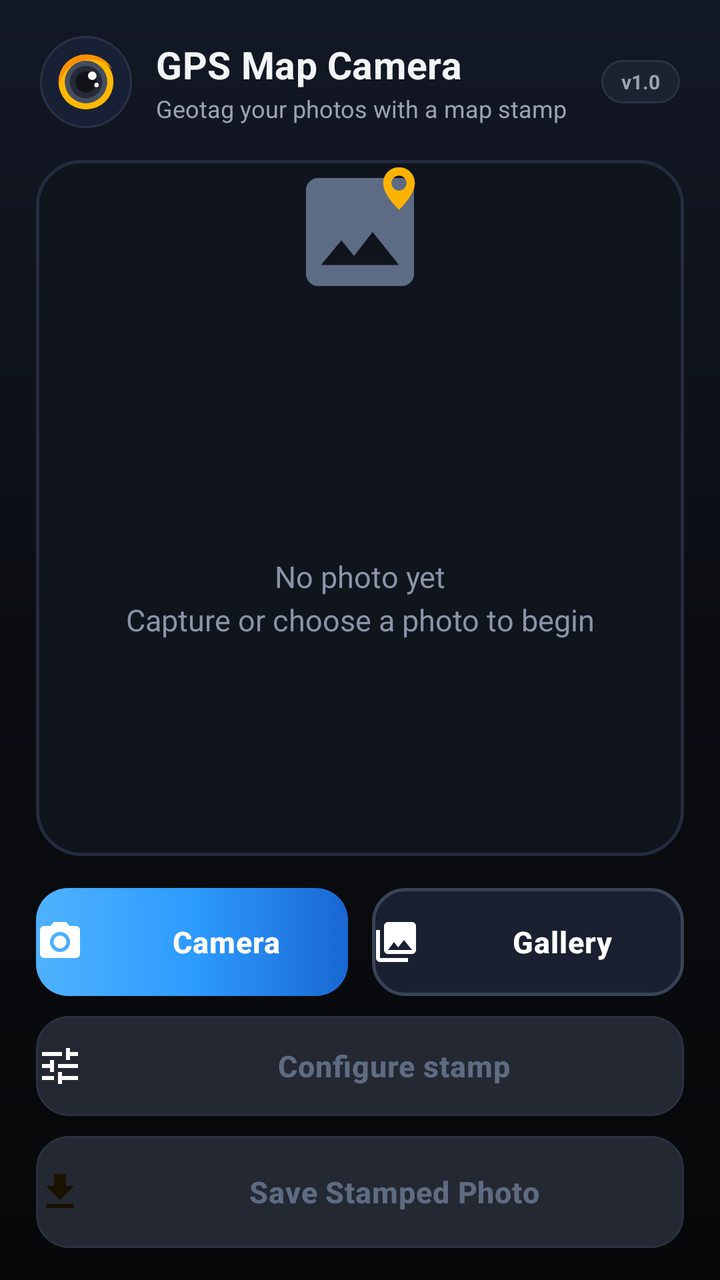
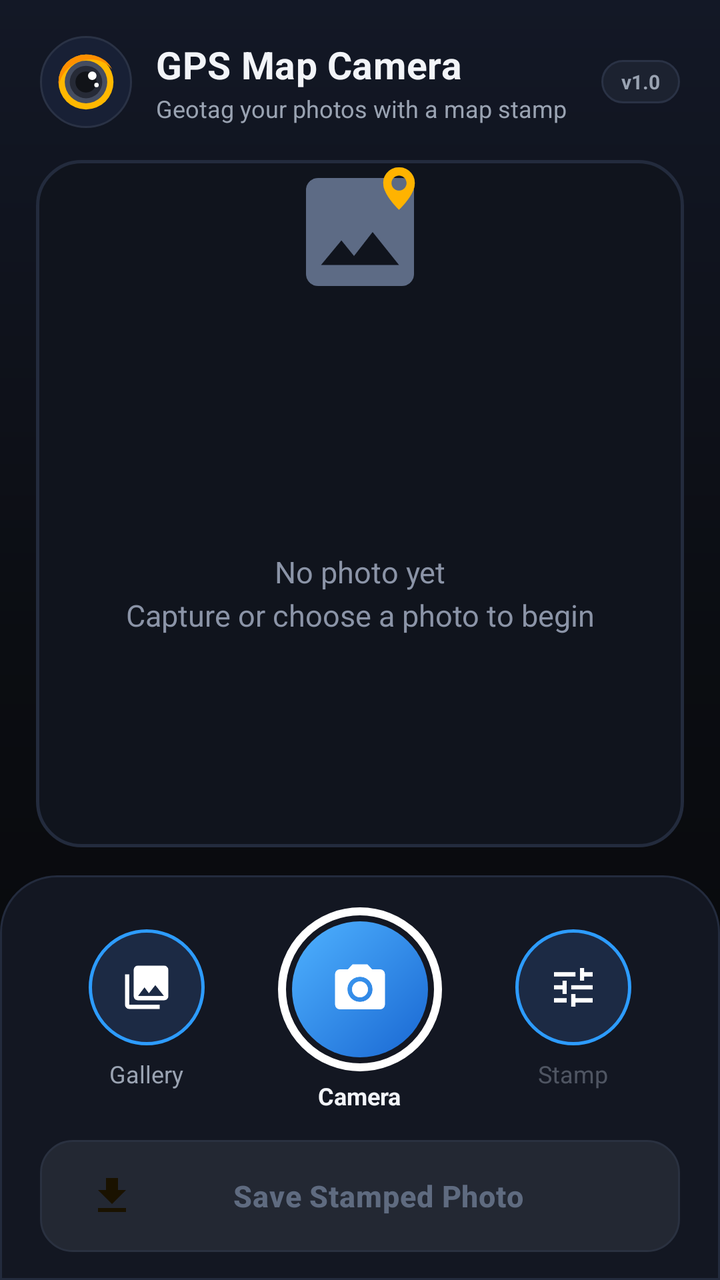

An Android layout rendered at two revisions. The XML below is the earlier revision; the diff shows what the commit changed to produce the second picture.
<!-- AndroidManifest.xml: application theme Theme.GpsMapCamera -->
<!-- res/layout/activity_main.xml -->
<?xml version="1.0" encoding="utf-8"?>
<LinearLayout xmlns:android="http://schemas.android.com/apk/res/android"
    android:layout_width="match_parent"
    android:layout_height="match_parent"
    android:orientation="vertical"
    android:gravity="center_horizontal">

    
    <LinearLayout
        android:layout_width="match_parent"
        android:layout_height="wrap_content"
        android:orientation="horizontal"
        android:gravity="center_vertical"
        android:paddingStart="20dp"
        android:paddingEnd="20dp"
        android:paddingTop="18dp"
        android:paddingBottom="14dp">

        <FrameLayout
            android:layout_width="46dp"
            android:layout_height="46dp"
            android:background="@drawable/bg_logo_ring">

            
            <ImageView
                android:layout_width="30dp"
                android:layout_height="30dp"
                android:layout_gravity="center"
                android:contentDescription="@string/app_name"
                android:src="@drawable/ic_gps_camera_lens_logo" />
        </FrameLayout>

        <LinearLayout
            android:layout_width="0dp"
            android:layout_height="wrap_content"
            android:layout_weight="1"
            android:layout_marginStart="12dp"
            android:orientation="vertical">

            <TextView
                android:layout_width="wrap_content"
                android:layout_height="wrap_content"
                android:text="@string/app_name"
                android:textColor="@color/text_bright"
                android:textSize="19sp"
                android:textStyle="bold"
                android:letterSpacing="0.01" />

            <TextView
                android:layout_width="wrap_content"
                android:layout_height="wrap_content"
                android:layout_marginTop="1dp"
                android:text="Geotag your photos with a map stamp"
                android:textColor="@color/text_muted"
                android:textSize="12sp" />
        </LinearLayout>

        <TextView
            android:layout_width="wrap_content"
            android:layout_height="wrap_content"
            android:background="@drawable/bg_chip"
            android:paddingStart="10dp"
            android:paddingEnd="10dp"
            android:paddingTop="4dp"
            android:paddingBottom="4dp"
            android:text="v1.0"
            android:textColor="@color/text_muted"
            android:textSize="10sp"
            android:textStyle="bold" />
    </LinearLayout>

    
    <FrameLayout
        android:id="@+id/previewContainer"
        android:layout_width="match_parent"
        android:layout_height="0dp"
        android:layout_weight="1"
        android:layout_marginStart="18dp"
        android:layout_marginEnd="18dp"
        android:layout_marginTop="2dp"
        android:layout_marginBottom="16dp"
        android:background="@drawable/bg_preview_card">

        <ImageView
            android:id="@+id/photoPreview"
            android:layout_width="match_parent"
            android:layout_height="match_parent"
            android:padding="2dp"
            android:scaleType="fitCenter"
            android:contentDescription="Selected photo preview" />

        <include
            android:id="@+id/stampPreview"
            layout="@layout/stamp_overlay"
            android:layout_width="match_parent"
            android:layout_height="wrap_content"
            android:layout_gravity="bottom"
            android:visibility="gone" />

        <TextView
            android:id="@+id/emptyHint"
            android:layout_width="match_parent"
            android:layout_height="match_parent"
            android:gravity="center"
            android:drawableTop="@drawable/ic_empty_state"
            android:drawablePadding="18dp"
            android:paddingStart="32dp"
            android:paddingEnd="32dp"
            android:lineSpacingExtra="4dp"
            android:text="No photo yet\nCapture or choose a photo to begin"
            android:textColor="@color/text_faint"
            android:textSize="15sp" />
    </FrameLayout>

    
    <LinearLayout
        android:layout_width="match_parent"
        android:layout_height="wrap_content"
        android:orientation="horizontal"
        android:paddingStart="18dp"
        android:paddingEnd="18dp">

        <androidx.appcompat.widget.AppCompatButton
            android:id="@+id/captureButton"
            android:layout_width="0dp"
            android:layout_weight="1"
            android:layout_height="54dp"
            android:background="@drawable/bg_button_primary"
            android:drawableStart="@drawable/ic_action_camera"
            android:drawablePadding="10dp"
            android:gravity="center"
            android:text="Camera"
            android:textColor="@color/btn_text_light"
            android:textSize="15sp"
            android:textStyle="bold"
            android:letterSpacing="0.02"
            android:textAllCaps="false"
            android:stateListAnimator="@null" />

        <Space
            android:layout_width="12dp"
            android:layout_height="1dp" />

        <androidx.appcompat.widget.AppCompatButton
            android:id="@+id/galleryButton"
            android:layout_width="0dp"
            android:layout_weight="1"
            android:layout_height="54dp"
            android:background="@drawable/bg_button_outline"
            android:drawableStart="@drawable/ic_action_gallery"
            android:drawablePadding="10dp"
            android:gravity="center"
            android:text="Gallery"
            android:textColor="@color/btn_text_light"
            android:textSize="15sp"
            android:textStyle="bold"
            android:letterSpacing="0.02"
            android:textAllCaps="false"
            android:stateListAnimator="@null" />
    </LinearLayout>

    <androidx.appcompat.widget.AppCompatButton
        android:id="@+id/configureButton"
        android:layout_width="match_parent"
        android:layout_height="50dp"
        android:layout_marginStart="18dp"
        android:layout_marginEnd="18dp"
        android:layout_marginTop="10dp"
        android:background="@drawable/bg_button_tonal"
        android:drawableStart="@drawable/ic_action_tune"
        android:drawablePadding="10dp"
        android:gravity="center"
        android:text="Configure stamp"
        android:textColor="@color/btn_text_light"
        android:textSize="15sp"
        android:textStyle="bold"
        android:letterSpacing="0.02"
        android:textAllCaps="false"
        android:stateListAnimator="@null"
        android:enabled="false" />

    <androidx.appcompat.widget.AppCompatButton
        android:id="@+id/saveButton"
        android:layout_width="match_parent"
        android:layout_height="56dp"
        android:layout_marginStart="18dp"
        android:layout_marginEnd="18dp"
        android:layout_marginTop="10dp"
        android:layout_marginBottom="16dp"
        android:background="@drawable/bg_button_save"
        android:drawableStart="@drawable/ic_action_save"
        android:drawablePadding="10dp"
        android:gravity="center"
        android:text="Save Stamped Photo"
        android:textColor="@color/btn_text_on_amber"
        android:textSize="15sp"
        android:textStyle="bold"
        android:letterSpacing="0.02"
        android:textAllCaps="false"
        android:stateListAnimator="@null"
        android:enabled="false" />
</LinearLayout>
<!-- res/layout/stamp_overlay.xml (included above) -->
<?xml version="1.0" encoding="utf-8"?>
<LinearLayout xmlns:android="http://schemas.android.com/apk/res/android"
    xmlns:app="http://schemas.android.com/apk/res-auto"
    android:id="@+id/stampRoot"
    android:layout_width="match_parent"
    android:layout_height="wrap_content"
    android:orientation="horizontal"
    android:gravity="bottom"
    android:paddingStart="16dp"
    android:paddingEnd="16dp"
    android:paddingBottom="16dp"
    android:clipChildren="false"
    android:clipToPadding="false"
    android:background="@android:color/transparent">

    
    <com.google.android.material.card.MaterialCardView
        android:id="@+id/stampMapCard"
        android:layout_width="122dp"
        android:layout_height="122dp"
        android:layout_gravity="bottom"
        app:cardBackgroundColor="#212429"
        app:cardCornerRadius="14dp"
        app:cardElevation="0dp"
        app:cardPreventCornerOverlap="false"
        app:strokeWidth="0dp">

        <FrameLayout
            android:layout_width="match_parent"
            android:layout_height="match_parent">

            
            <ImageView
                android:id="@+id/stampMapImage"
                android:layout_width="match_parent"
                android:layout_height="match_parent"
                android:contentDescription="Map satellite view"
                android:scaleType="centerCrop" />

            
            <ImageView
                android:id="@+id/stampMapPin"
                android:layout_width="24dp"
                android:layout_height="24dp"
                android:layout_gravity="center"
                android:contentDescription="Location Pin"
                android:src="@drawable/ic_red_pin" />

            
            <TextView
                android:id="@+id/stampMapCredit"
                android:layout_width="wrap_content"
                android:layout_height="wrap_content"
                android:layout_gravity="bottom|start"
                android:layout_marginStart="8dp"
                android:layout_marginBottom="6dp"
                android:fontFamily="sans-serif-bold"
                android:shadowColor="#B3000000"
                android:shadowDx="1"
                android:shadowDy="1"
                android:shadowRadius="3"
                android:text=""
                android:textColor="#FFFFFF"
                android:textSize="9sp"
                android:textStyle="bold" />
        </FrameLayout>
    </com.google.android.material.card.MaterialCardView>

    
    <LinearLayout
        android:id="@+id/stampRightContainer"
        android:layout_width="0dp"
        android:layout_height="wrap_content"
        android:layout_marginStart="10dp"
        android:layout_weight="1"
        android:layout_gravity="bottom"
        android:orientation="vertical">

        
        <LinearLayout
            android:id="@+id/stampBadge"
            android:layout_width="wrap_content"
            android:layout_height="wrap_content"
            android:layout_gravity="end"
            android:layout_marginBottom="0dp"
            android:background="@drawable/bg_stamp_badge"
            android:gravity="center_vertical"
            android:orientation="horizontal"
            android:paddingStart="7dp"
            android:paddingTop="3dp"
            android:paddingEnd="9dp"
            android:paddingBottom="2dp">

            
            <ImageView
                android:layout_width="14dp"
                android:layout_height="14dp"
                android:contentDescription="GPS Map Camera Lens Icon"
                android:src="@drawable/ic_gps_camera_lens_logo" />

            <TextView
                android:layout_width="wrap_content"
                android:layout_height="wrap_content"
                android:layout_marginStart="5dp"
                android:fontFamily="sans-serif"
                android:text="GPS Map Camera"
                android:textColor="#FFFFFF"
                android:textSize="10.5sp" />
        </LinearLayout>

        
        <LinearLayout
            android:id="@+id/stampInfoBox"
            android:layout_width="match_parent"
            android:layout_height="wrap_content"
            android:layout_marginTop="0dp"
            android:background="@drawable/bg_stamp_box"
            android:orientation="vertical"
            android:paddingStart="12dp"
            android:paddingTop="9dp"
            android:paddingEnd="12dp"
            android:paddingBottom="9dp">

            
            <TextView
                android:id="@+id/stampTitle"
                android:layout_width="match_parent"
                android:layout_height="wrap_content"
                android:ellipsize="end"
                android:fontFamily="sans-serif-medium"
                android:shadowColor="#80000000"
                android:shadowRadius="2"
                android:singleLine="true"
                android:text="Pahore, Sindh, Pakistan 🇵🇰"
                android:textColor="#FFFFFF"
                android:textSize="17sp"
                android:textStyle="bold" />

            
            <TextView
                android:id="@+id/stampAddress"
                android:layout_width="match_parent"
                android:layout_height="wrap_content"
                android:layout_marginTop="2dp"
                android:ellipsize="end"
                android:fontFamily="sans-serif"
                android:shadowColor="#80000000"
                android:shadowRadius="2"
                android:singleLine="true"
                android:text="9g83+7r8 Abbas Khan, Pahore, Sindh , Pakistan"
                android:textColor="#FFFFFF"
                android:textSize="11.5sp" />

            
            <TextView
                android:id="@+id/stampCoordinates"
                android:layout_width="match_parent"
                android:layout_height="wrap_content"
                android:layout_marginTop="2dp"
                android:ellipsize="end"
                android:fontFamily="sans-serif"
                android:shadowColor="#80000000"
                android:shadowRadius="2"
                android:singleLine="true"
                android:text="Lat 25.366589° Long 68.505276°"
                android:textColor="#FFFFFF"
                android:textSize="11.5sp" />

            
            <TextView
                android:id="@+id/stampDateTime"
                android:layout_width="match_parent"
                android:layout_height="wrap_content"
                android:layout_marginTop="2dp"
                android:ellipsize="end"
                android:fontFamily="sans-serif"
                android:shadowColor="#80000000"
                android:shadowRadius="2"
                android:singleLine="true"
                android:text="Monday, 19/10/2026 11:48 AM GMT +05:00"
                android:textColor="#FFFFFF"
                android:textSize="11.5sp" />

            
            <TextView
                android:id="@+id/stampNote"
                android:layout_width="match_parent"
                android:layout_height="wrap_content"
                android:layout_marginTop="2dp"
                android:ellipsize="end"
                android:fontFamily="sans-serif"
                android:shadowColor="#80000000"
                android:shadowRadius="2"
                android:singleLine="true"
                android:text="Note : Captured by GPS Map Camera"
                android:textColor="#FFFFFF"
                android:textSize="11.5sp" />
        </LinearLayout>
    </LinearLayout>
</LinearLayout>
<!-- resources referenced by this layout -->
<resources>
  <color name="text_bright">#F2F4F8</color>
  <color name="text_faint">#8B94A7</color>
  <color name="text_muted">#9AA3B2</color>
  <!-- drawable bg_button_outline (drawable) -->
  <?xml version="1.0" encoding="utf-8"?>
  <selector xmlns:android="http://schemas.android.com/apk/res/android">
      <item android:state_enabled="false">
          <shape>
              <corners android:radius="16dp" />
              <solid android:color="@color/btn_disabled_fill" />
              <stroke android:width="1dp" android:color="#2A3140" />
          </shape>
      </item>
      <item>
          <ripple android:color="#33FFFFFF">
              <item>
                  <shape>
                      <corners android:radius="16dp" />
                      <solid android:color="#1A2030" />
                      <stroke
                          android:width="1.5dp"
                          android:color="#3A4256" />
                  </shape>
              </item>
          </ripple>
      </item>
  </selector>
  <!-- drawable bg_button_primary (drawable) -->
  <?xml version="1.0" encoding="utf-8"?>
  <selector xmlns:android="http://schemas.android.com/apk/res/android">
      <item android:state_enabled="false">
          <shape>
              <corners android:radius="16dp" />
              <solid android:color="@color/btn_disabled_fill" />
              <stroke android:width="1dp" android:color="#2A3140" />
          </shape>
      </item>
      <item>
          <ripple android:color="#4DFFFFFF">
              <item>
                  <shape>
                      <corners android:radius="16dp" />
                      <gradient
                          android:angle="0"
                          android:startColor="#4FB2FF"
                          android:centerColor="#2D9CFF"
                          android:endColor="#1967D2" />
                  </shape>
              </item>
          </ripple>
      </item>
  </selector>
  <!-- drawable bg_button_tonal (drawable) -->
  <?xml version="1.0" encoding="utf-8"?>
  <selector xmlns:android="http://schemas.android.com/apk/res/android">
      <item android:state_enabled="false">
          <shape>
              <corners android:radius="16dp" />
              <solid android:color="@color/btn_disabled_fill" />
              <stroke android:width="1dp" android:color="#2A3140" />
          </shape>
      </item>
      <item>
          <ripple android:color="#33FFFFFF">
              <item>
                  <shape>
                      <corners android:radius="16dp" />
                      <solid android:color="#1C2A44" />
                      <stroke
                          android:width="1dp"
                          android:color="#2C4470" />
                  </shape>
              </item>
          </ripple>
      </item>
  </selector>
  <!-- drawable bg_logo_ring (drawable) -->
  <?xml version="1.0" encoding="utf-8"?>
  <shape xmlns:android="http://schemas.android.com/apk/res/android"
      android:shape="oval">
      <solid android:color="#182035" />
      <stroke
          android:width="1dp"
          android:color="@color/surface_stroke" />
  </shape>
  <!-- drawable bg_stamp_box (drawable) -->
  <?xml version="1.0" encoding="utf-8"?>
  <shape xmlns:android="http://schemas.android.com/apk/res/android"
      android:shape="rectangle">
      <solid android:color="#B815171B" />
      <corners android:radius="14dp" />
  </shape>
  <string name="app_name">GPS Map Camera</string>
  <color name="btn_disabled_fill">#232833</color>
  <color name="surface_raised">#1C2230</color>
  <color name="surface_stroke">#2A3245</color>
  <color name="surface_stroke_soft">#232B3D</color>
  <color name="accent_blue">#2D9CFF</color>
  <color name="accent_blue_deep">#1967D2</color>
  <color name="accent_amber">#FFB300</color>
  <color name="accent_amber_deep">#FF8F00</color>
  <color name="on_amber">#1A1200</color>
  <color name="bg_deep">#0B0D12</color>
  <color name="surface_dark">#171B24</color>
  <!-- unchanged entries left out for length: 15 -->
</resources>

<!-- the commit's change to res/layout/activity_main.xml (unified diff, before → after) -->
@@ -78,7 +78,7 @@
         android:layout_marginStart="18dp"
         android:layout_marginEnd="18dp"
         android:layout_marginTop="2dp"
-        android:layout_marginBottom="16dp"
+        android:layout_marginBottom="14dp"
         android:background="@drawable/bg_preview_card">
 
         <ImageView
@@ -116,89 +116,129 @@
     <LinearLayout
         android:layout_width="match_parent"
         android:layout_height="wrap_content"
-        android:orientation="horizontal"
-        android:paddingStart="18dp"
-        android:paddingEnd="18dp">
+        android:orientation="vertical"
+        android:background="@drawable/bg_bottom_bar"
+        android:paddingStart="20dp"
+        android:paddingEnd="20dp"
+        android:paddingTop="16dp"
+        android:paddingBottom="14dp">
+
+        
+        <LinearLayout
+            android:layout_width="match_parent"
+            android:layout_height="wrap_content"
+            android:orientation="horizontal"
+            android:gravity="center_vertical">
+
+            
+            <LinearLayout
+                android:layout_width="0dp"
+                android:layout_height="wrap_content"
+                android:layout_weight="1"
+                android:orientation="vertical"
+                android:gravity="center_horizontal">
+
+                <ImageButton
+                    android:id="@+id/galleryButton"
+                    android:layout_width="58dp"
+                    android:layout_height="58dp"
+                    android:background="@drawable/bg_round_icon"
+                    android:contentDescription="Choose from gallery"
+                    android:padding="16dp"
+                    android:scaleType="fitCenter"
+                    android:src="@drawable/ic_action_gallery"
+                    android:tint="@color/btn_text_light" />
+
+                <TextView
+                    android:layout_width="wrap_content"
+                    android:layout_height="wrap_content"
+                    android:layout_marginTop="6dp"
+                    android:text="Gallery"
+                    android:textColor="@color/text_muted"
+                    android:textSize="12sp" />
+            </LinearLayout>
+
+            
+            <LinearLayout
+                android:layout_width="0dp"
+                android:layout_height="wrap_content"
+                android:layout_weight="1"
+                android:orientation="vertical"
+                android:gravity="center_horizontal">
+
+                <ImageButton
+                    android:id="@+id/captureButton"
+                    android:layout_width="82dp"
+                    android:layout_height="82dp"
+                    android:background="@drawable/bg_shutter"
+                    android:contentDescription="Take photo"
+                    android:padding="26dp"
+                    android:scaleType="fitCenter"
+                    android:src="@drawable/ic_action_camera"
+                    android:tint="#FFFFFF" />
+
+                <TextView
+                    android:layout_width="wrap_content"
+                    android:layout_height="wrap_content"
+                    android:layout_marginTop="4dp"
+                    android:text="Camera"
+                    android:textColor="@color/text_bright"
+                    android:textSize="12sp"
+                    android:textStyle="bold" />
+            </LinearLayout>
+
+            
+            <LinearLayout
+                android:layout_width="0dp"
+                android:layout_height="wrap_content"
+                android:layout_weight="1"
+                android:orientation="vertical"
+                android:gravity="center_horizontal">
+
+                <ImageButton
+                    android:id="@+id/configureButton"
+                    android:layout_width="58dp"
+                    android:layout_height="58dp"
+                    android:background="@drawable/bg_round_icon"
+                    android:contentDescription="Configure stamp"
+                    android:enabled="false"
+                    android:padding="16dp"
+                    android:scaleType="fitCenter"
+                    android:src="@drawable/ic_action_tune"
+                    android:tint="@color/btn_text_light" />
+
+                <TextView
+                    android:id="@+id/configureLabel"
+                    android:layout_width="wrap_content"
+                    android:layout_height="wrap_content"
+                    android:layout_marginTop="6dp"
+                    android:alpha="0.45"
+                    android:text="Stamp"
+                    android:textColor="@color/text_muted"
+                    android:textSize="12sp" />
+            </LinearLayout>
+        </LinearLayout>
 
         <androidx.appcompat.widget.AppCompatButton
-            android:id="@+id/captureButton"
-            android:layout_width="0dp"
-            android:layout_weight="1"
-            android:layout_height="54dp"
-            android:background="@drawable/bg_button_primary"
-            android:drawableStart="@drawable/ic_action_camera"
+            android:id="@+id/saveButton"
+            android:layout_width="match_parent"
+            android:layout_height="56dp"
+            android:layout_marginTop="14dp"
+            android:background="@drawable/bg_button_save"
+            android:drawableStart="@drawable/ic_action_save"
             android:drawablePadding="10dp"
             android:gravity="center"
-            android:text="Camera"
-            android:textColor="@color/btn_text_light"
+            android:paddingStart="24dp"
+            android:paddingEnd="40dp"
+            android:text="Save Stamped Photo"
+            android:textColor="@color/btn_text_on_amber"
             android:textSize="15sp"
             android:textStyle="bold"
             android:letterSpacing="0.02"
             android:textAllCaps="false"
-            android:stateListAnimator="@null" />
-
-        <Space
-            android:layout_width="12dp"
-            android:layout_height="1dp" />
-
-        <androidx.appcompat.widget.AppCompatButton
-            android:id="@+id/galleryButton"
-            android:layout_width="0dp"
-            android:layout_weight="1"
-            android:layout_height="54dp"
-            android:background="@drawable/bg_button_outline"
-            android:drawableStart="@drawable/ic_action_gallery"
-            android:drawablePadding="10dp"
-            android:gravity="center"
-            android:text="Gallery"
-            android:textColor="@color/btn_text_light"
-            android:textSize="15sp"
-            android:textStyle="bold"
-            android:letterSpacing="0.02"
-            android:textAllCaps="false"
-            android:stateListAnimator="@null" />
+            android:stateListAnimator="@null"
+            android:enabled="false" />
     </LinearLayout>
-
-    <androidx.appcompat.widget.AppCompatButton
-        android:id="@+id/configureButton"
-        android:layout_width="match_parent"
-        android:layout_height="50dp"
-        android:layout_marginStart="18dp"
-        android:layout_marginEnd="18dp"
-        android:layout_marginTop="10dp"
-        android:background="@drawable/bg_button_tonal"
-        android:drawableStart="@drawable/ic_action_tune"
-        android:drawablePadding="10dp"
-        android:gravity="center"
-        android:text="Configure stamp"
-        android:textColor="@color/btn_text_light"
-        android:textSize="15sp"
-        android:textStyle="bold"
-        android:letterSpacing="0.02"
-        android:textAllCaps="false"
-        android:stateListAnimator="@null"
-        android:enabled="false" />
-
-    <androidx.appcompat.widget.AppCompatButton
-        android:id="@+id/saveButton"
-        android:layout_width="match_parent"
-        android:layout_height="56dp"
-        android:layout_marginStart="18dp"
-        android:layout_marginEnd="18dp"
-        android:layout_marginTop="10dp"
-        android:layout_marginBottom="16dp"
-        android:background="@drawable/bg_button_save"
-        android:drawableStart="@drawable/ic_action_save"
-        android:drawablePadding="10dp"
-        android:gravity="center"
-        android:text="Save Stamped Photo"
-        android:textColor="@color/btn_text_on_amber"
-        android:textSize="15sp"
-        android:textStyle="bold"
-        android:letterSpacing="0.02"
-        android:textAllCaps="false"
-        android:stateListAnimator="@null"
-        android:enabled="false" />
 </LinearLayout>
 <!-- res/layout/stamp_overlay.xml (included above) -->
 <?xml version="1.0" encoding="utf-8"?>
<!-- resource entries referenced after the edit -->
@@ -3,79 +3,13 @@
   <color name="text_bright">#F2F4F8</color>
   <color name="text_faint">#8B94A7</color>
   <color name="text_muted">#9AA3B2</color>
-  <!-- drawable bg_button_outline (drawable) -->
+  <!-- drawable bg_bottom_bar (drawable) -->
   <?xml version="1.0" encoding="utf-8"?>
-  <selector xmlns:android="http://schemas.android.com/apk/res/android">
-      <item android:state_enabled="false">
-          <shape>
-              <corners android:radius="16dp" />
-              <solid android:color="@color/btn_disabled_fill" />
-              <stroke android:width="1dp" android:color="#2A3140" />
-          </shape>
-      </item>
-      <item>
-          <ripple android:color="#33FFFFFF">
-              <item>
-                  <shape>
-                      <corners android:radius="16dp" />
-                      <solid android:color="#1A2030" />
-                      <stroke
-                          android:width="1.5dp"
-                          android:color="#3A4256" />
-                  </shape>
-              </item>
-          </ripple>
-      </item>
-  </selector>
-  <!-- drawable bg_button_primary (drawable) -->
-  <?xml version="1.0" encoding="utf-8"?>
-  <selector xmlns:android="http://schemas.android.com/apk/res/android">
-      <item android:state_enabled="false">
-          <shape>
-              <corners android:radius="16dp" />
-              <solid android:color="@color/btn_disabled_fill" />
-              <stroke android:width="1dp" android:color="#2A3140" />
-          </shape>
-      </item>
-      <item>
-          <ripple android:color="#4DFFFFFF">
-              <item>
-                  <shape>
-                      <corners android:radius="16dp" />
-                      <gradient
-                          android:angle="0"
-                          android:startColor="#4FB2FF"
-                          android:centerColor="#2D9CFF"
-                          android:endColor="#1967D2" />
-                  </shape>
-              </item>
-          </ripple>
-      </item>
-  </selector>
-  <!-- drawable bg_button_tonal (drawable) -->
-  <?xml version="1.0" encoding="utf-8"?>
-  <selector xmlns:android="http://schemas.android.com/apk/res/android">
-      <item android:state_enabled="false">
-          <shape>
-              <corners android:radius="16dp" />
-              <solid android:color="@color/btn_disabled_fill" />
-              <stroke android:width="1dp" android:color="#2A3140" />
-          </shape>
-      </item>
-      <item>
-          <ripple android:color="#33FFFFFF">
-              <item>
-                  <shape>
-                      <corners android:radius="16dp" />
-                      <solid android:color="#1C2A44" />
-                      <stroke
-                          android:width="1dp"
-                          android:color="#2C4470" />
-                  </shape>
-              </item>
-          </ripple>
-      </item>
-  </selector>
+  <shape xmlns:android="http://schemas.android.com/apk/res/android">
+      <corners android:topLeftRadius="28dp" android:topRightRadius="28dp" />
+      <solid android:color="#E6141925" />
+      <stroke android:width="1dp" android:color="@color/surface_stroke_soft" />
+  </shape>
   <!-- drawable bg_logo_ring (drawable) -->
   <?xml version="1.0" encoding="utf-8"?>
   <shape xmlns:android="http://schemas.android.com/apk/res/android"
@@ -85,6 +19,49 @@
           android:width="1dp"
           android:color="@color/surface_stroke" />
   </shape>
+  <!-- drawable bg_round_icon (drawable) -->
+  <?xml version="1.0" encoding="utf-8"?>
+  <selector xmlns:android="http://schemas.android.com/apk/res/android">
+      <item android:state_enabled="false">
+          <shape android:shape="oval">
+              <solid android:color="@color/btn_disabled_fill" />
+              <stroke android:width="1dp" android:color="#2A3140" />
+          </shape>
+      </item>
+      <item>
+          <ripple android:color="#33FFFFFF">
+              <item>
+                  <shape android:shape="oval">
+                      <solid android:color="#1C2A44" />
+                      <stroke android:width="1.5dp" android:color="#2D9CFF" />
+                  </shape>
+              </item>
+          </ripple>
+      </item>
+  </selector>
+  <!-- drawable bg_shutter (drawable) -->
+  <?xml version="1.0" encoding="utf-8"?>
+  <layer-list xmlns:android="http://schemas.android.com/apk/res/android">
+      
+      <item>
+          <shape android:shape="oval">
+              <solid android:color="#00000000" />
+              <stroke android:width="4dp" android:color="#FFFFFF" />
+          </shape>
+      </item>
+      
+      <item android:top="7dp" android:bottom="7dp" android:left="7dp" android:right="7dp">
+          <ripple android:color="#66FFFFFF">
+              <item>
+                  <shape android:shape="oval">
+                      <gradient android:angle="315"
+                          android:startColor="#4FB2FF"
+                          android:endColor="#1967D2" />
+                  </shape>
+              </item>
+          </ripple>
+      </item>
+  </layer-list>
   <!-- drawable bg_stamp_box (drawable) -->
   <?xml version="1.0" encoding="utf-8"?>
   <shape xmlns:android="http://schemas.android.com/apk/res/android"
